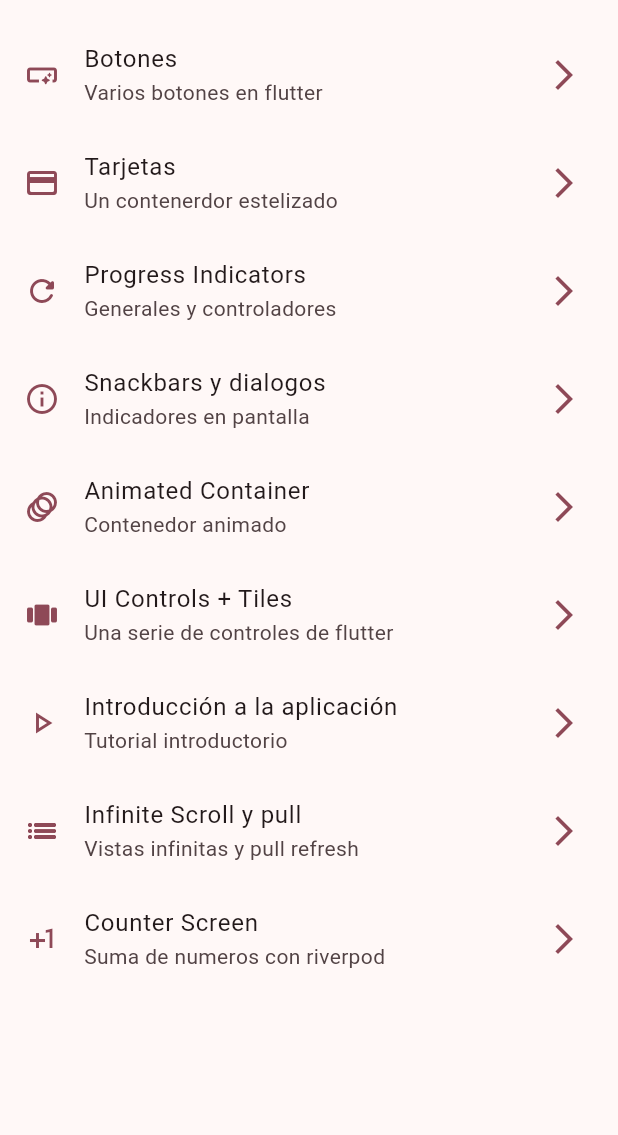
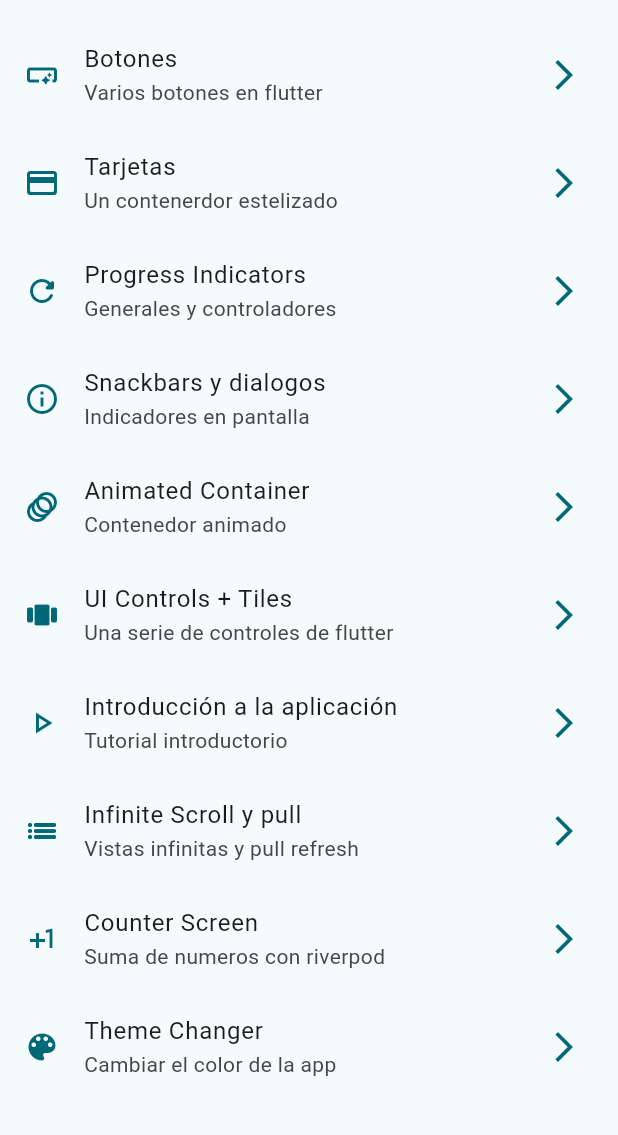
Before and after one commit to KelvinVargasUG/AppWidgets, a Flutter app: the screen it shows after launch, on a phone screen of 412 x 824 dp, the part 63-1198 px from its top. Run offline on Flutter 3.47's test engine with Material 2 defaults, Android fonts, the light colour scheme and no system bars; our stand-ins replace animate_do, flutter_riverpod, go_router.

Commit message:
Cambio de color de la aplicacion por screen hecho

```diff
--- a/lib/Config/Menu/menu_items.dart
+++ b/lib/Config/Menu/menu_items.dart
@@ -60,4 +60,9 @@ const appMenuItems = <MenuItem>[
       subtitle: "Suma de numeros con riverpod",
       link: '/counter',
       icon: Icons.plus_one),
+  MenuItem(
+      title: "Theme Changer",
+      subtitle: "Cambiar el color de la app",
+      link: '/themeChanger',
+      icon: Icons.color_lens_rounded),
 ];
--- a/lib/Config/Router/app_router.dart
+++ b/lib/Config/Router/app_router.dart
@@ -54,5 +54,9 @@ final appRouter = GoRouter(
       name: CounterScreen.name,
       builder: (context, state) => const CounterScreen(),
     ),
-  ],
-);
+    GoRoute(
+      path: '/themeChanger',
+      name: ThemeChanger.name,
+      builder: (context, state) => const ThemeChanger(),
+    ),
+  ],);
--- a/lib/Config/Theme/app_theme.dart
+++ b/lib/Config/Theme/app_theme.dart
@@ -12,18 +12,17 @@ const colorList = <Color>[
 
 class AppTheme {
   final int selectedColor;
+  final bool isDarkMode;
 
-  AppTheme({this.selectedColor = 0})
+  AppTheme({this.selectedColor = 0, this.isDarkMode = false})
       : assert(selectedColor >= 0 && selectedColor < colorList.length,
             'Invalid color index!, Please select a color between 0 and ${colorList.length - 1}');
 
   ThemeData getThemeLigth() => ThemeData(
       useMaterial3: true,
+      brightness: isDarkMode ? Brightness.dark : Brightness.light,
       colorSchemeSeed: colorList[selectedColor],
       appBarTheme: const AppBarTheme(
         centerTitle: true,
       ));
-  ThemeData getThemeDarck() => ThemeData.dark(
-        useMaterial3: true,
-      );
 }
--- a/lib/Presentation/Providers/theme_provider.dart
+++ b/lib/Presentation/Providers/theme_provider.dart
@@ -1,3 +1,8 @@
 import 'package:flutter_riverpod/flutter_riverpod.dart';
+import 'package:widgets_app/Config/Theme/app_theme.dart';
 
 final isDarkModeProvider = StateProvider<bool>((ref) => false);
+
+final colorListProvider = Provider((ref) => colorList);
+
+final selectedColorProvider = StateProvider<int>((ref) => 0);
--- a/lib/Presentation/Screens/Counter/counter_screen.dart
+++ b/lib/Presentation/Screens/Counter/counter_screen.dart
@@ -16,7 +16,9 @@ class CounterScreen extends ConsumerWidget {
           title: const Text('Counter Screen'),
           actions: [
             IconButton(
-              icon: Icon(isDarkMode ? Icons.light_mode : Icons.dark_mode),
+              icon: Icon(isDarkMode
+                  ? Icons.brightness_4_rounded
+                  : Icons.brightness_4_outlined),
               onPressed: () {
                 ref.read(isDarkModeProvider.notifier).update((state) => !state);
               },
--- a/lib/Presentation/Screens/screens.dart
+++ b/lib/Presentation/Screens/screens.dart
@@ -8,3 +8,4 @@ export 'package:widgets_app/Presentation/Screens/Progress/progress_screen.dart';
 export 'package:widgets_app/Presentation/Screens/Snackbar/snackbar_screen.dart';
 export 'package:widgets_app/Presentation/Screens/Ui_controls/ui_controls_screen.dart';
 export 'package:widgets_app/Presentation/Screens/Counter/counter_screen.dart';
+export 'package:widgets_app/Presentation/Screens/ThemeChanger/theme_changer.dart';
--- a/lib/main.dart
+++ b/lib/main.dart
@@ -16,12 +16,13 @@ class MainApp extends ConsumerWidget {
   @override
   Widget build(BuildContext context, WidgetRef ref) {
     final bool isDarkMode = ref.watch(isDarkModeProvider);
+    final int selectedColor = ref.watch(selectedColorProvider);
+
     return MaterialApp.router(
       title: 'Widgets App',
       debugShowCheckedModeBanner: false,
-      theme: isDarkMode
-          ? AppTheme(selectedColor: 1).getThemeDarck()
-          : AppTheme(selectedColor: 1).getThemeLigth(),
+      theme: AppTheme(selectedColor: selectedColor, isDarkMode: isDarkMode)
+          .getThemeLigth(),
       routerConfig: appRouter,
     );
   }
```
Also changed, not shown: lib/Presentation/Screens/ThemeChanger/theme_changer.dart (added, +63 -0 lines).
